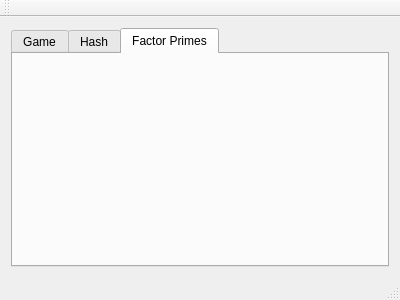
Above: CapstoneCryptography/forms/mainwindow.ui from egandunning/learn-crypto before the change. Below: the same form after it.
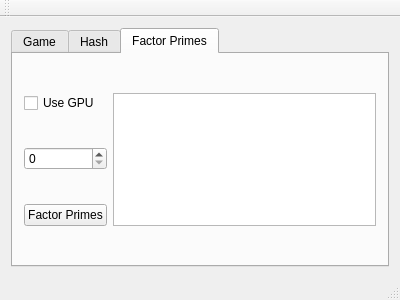
That is the form after the change. The open tabs and pages were chosen to show the change.

Commit message: Added widgets under Factor Primes tab

```diff
--- a/CapstoneCryptography/forms/mainwindow.ui
+++ b/CapstoneCryptography/forms/mainwindow.ui
@@ -37,6 +37,28 @@
        <attribute name="title">
         <string>Factor Primes</string>
        </attribute>
+       <layout class="QGridLayout" name="gridLayout_2">
+        <item row="1" column="0">
+         <widget class="QSpinBox" name="enterNumberBox"/>
+        </item>
+        <item row="0" column="0">
+         <widget class="QCheckBox" name="GPUCheckBox">
+          <property name="text">
+           <string>Use GPU</string>
+          </property>
+         </widget>
+        </item>
+        <item row="2" column="0">
+         <widget class="QPushButton" name="factorPrimesButton">
+          <property name="text">
+           <string>Factor Primes</string>
+          </property>
+         </widget>
+        </item>
+        <item row="0" column="1" rowspan="3">
+         <widget class="QGraphicsView" name="graphicsView"/>
+        </item>
+       </layout>
       </widget>
      </widget>
     </item>
```
Left out of the diff: 4 changed lines with no effect on the pictures.
